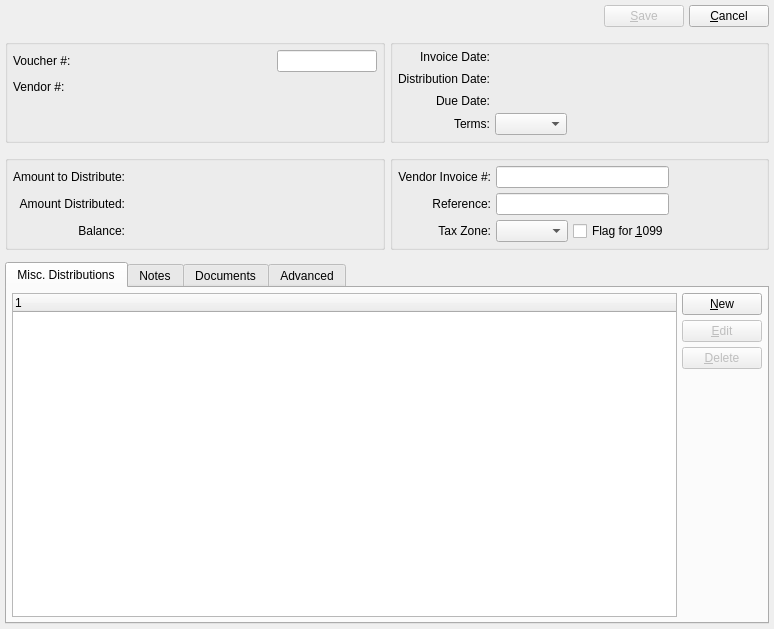
The window that guiclient/miscVoucher.ui (Pegasus-RPG/xtuple-client) describes before a commit, drawn with Qt 5.
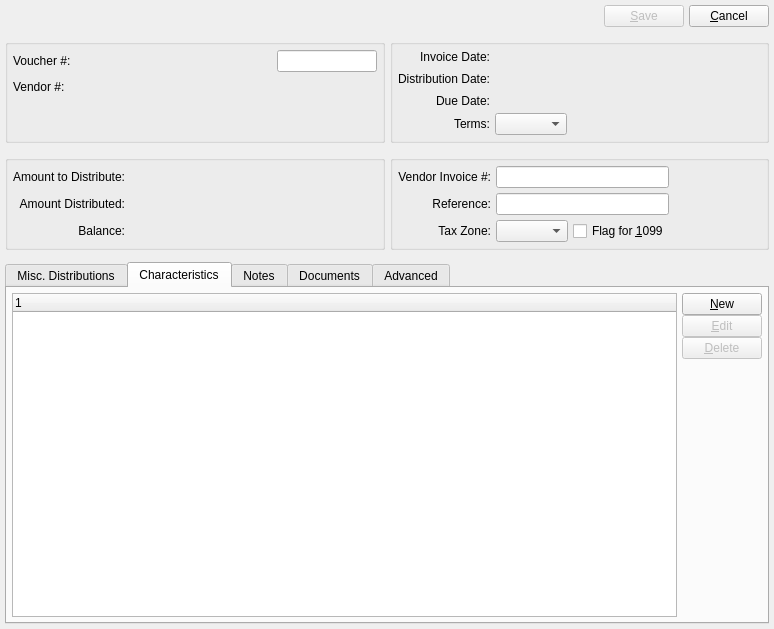
The same window after the commit. The open tabs and pages were chosen to show the change. Custom widgets are drawn as their Qt base class.

Commit message: Issue #19168:add characteristics tab

```diff
--- a/guiclient/miscVoucher.ui
+++ b/guiclient/miscVoucher.ui
@@ -472,6 +472,70 @@
        </item>
       </layout>
      </widget>
+     <widget class="QWidget" name="_characteristicsTab">
+      <attribute name="title">
+       <string>Characteristics</string>
+      </attribute>
+      <layout class="QHBoxLayout" name="horizontalLayout_4">
+       <item>
+        <widget class="XTreeWidget" name="_charass">
+         <property name="focusPolicy">
+          <enum>Qt::ClickFocus</enum>
+         </property>
+        </widget>
+       </item>
+       <item>
+        <layout class="QVBoxLayout" name="_9">
+         <property name="spacing">
+          <number>0</number>
+         </property>
+         <item>
+          <widget class="QPushButton" name="_newCharacteristic">
+           <property name="text">
+            <string>&amp;New</string>
+           </property>
+          </widget>
+         </item>
+         <item>
+          <widget class="QPushButton" name="_editCharacteristic">
+           <property name="enabled">
+            <bool>false</bool>
+           </property>
+           <property name="text">
+            <string>&amp;Edit</string>
+           </property>
+          </widget>
+         </item>
+         <item>
+          <widget class="QPushButton" name="_deleteCharacteristic">
+           <property name="enabled">
+            <bool>false</bool>
+           </property>
+           <property name="text">
+            <string>&amp;Delete</string>
+           </property>
+          </widget>
+         </item>
+         <item>
+          <spacer>
+           <property name="orientation">
+            <enum>Qt::Vertical</enum>
+           </property>
+           <property name="sizeType">
+            <enum>QSizePolicy::Expanding</enum>
+           </property>
+           <property name="sizeHint" stdset="0">
+            <size>
+             <width>20</width>
+             <height>0</height>
+            </size>
+           </property>
+          </spacer>
+         </item>
+        </layout>
+       </item>
+      </layout>
+     </widget>
      <widget class="QWidget" name="_notesTab">
       <attribute name="title">
        <string>Notes</string>
```
The commit also changes 28 other files.
